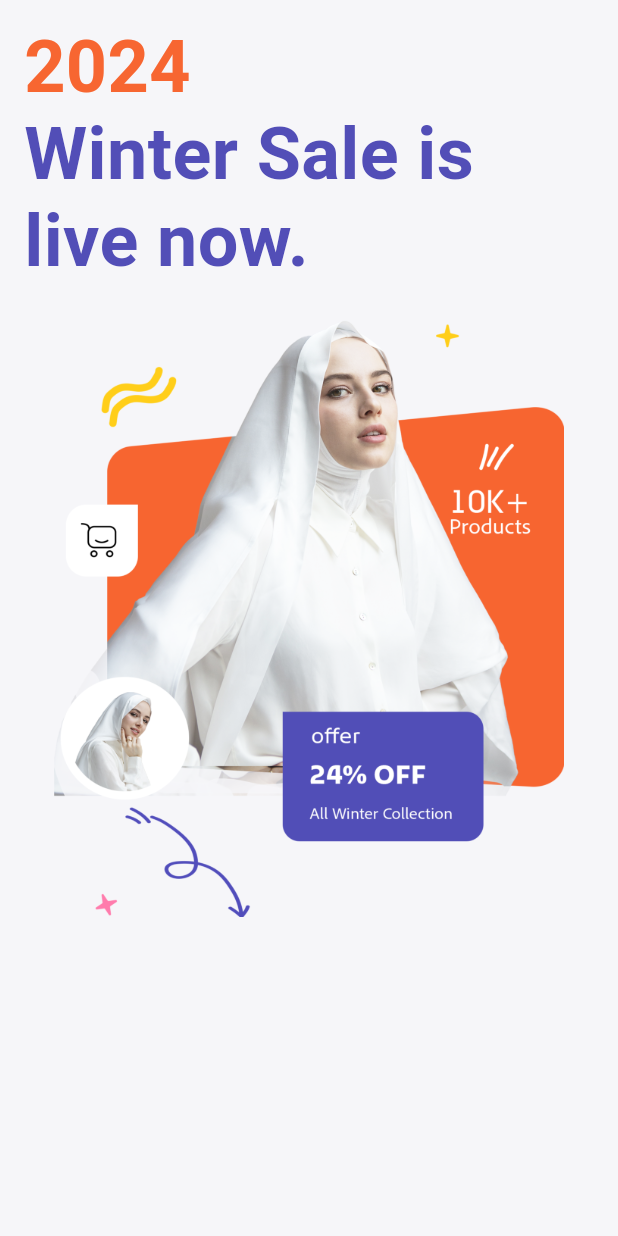
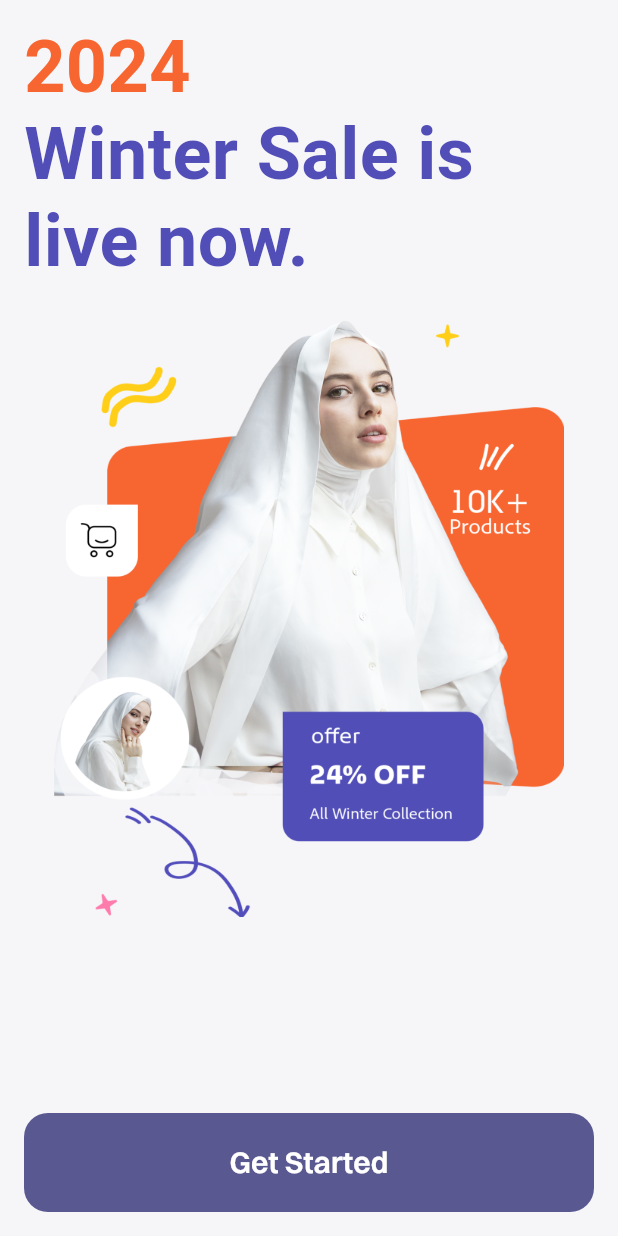
Before and after one commit to mahirAbdAlazimMokhtar/hero_market, a Flutter app: the screen it shows after launch, on a phone screen of 412 x 824 dp. Run offline on Flutter 3.47's test engine with Material 3 defaults, Android fonts, the phone set to English and light mode, and no system bars; our stand-ins replace bloc, dartz, equatable, flutter_bloc, get_it, go_router and 1 more; accounts and stored records are empty.

```diff
--- /dev/null
+++ b/devtools_options.yaml
@@ -0,0 +1,3 @@
+description: This file stores settings for Dart & Flutter DevTools.
+documentation: https://docs.flutter.dev/tools/devtools/extensions#configure-extension-enablement-states
+extensions:
--- /dev/null
+++ b/lib/core/common/widgets/rounded_button.dart
@@ -0,0 +1,46 @@
+import 'package:flutter/material.dart';
+import 'package:hero_market/core/extensions/text_style_extensions.dart';
+
+import '../../resources/styles/text.dart';
+
+class RoundedButton extends StatelessWidget {
+  const RoundedButton(
+      {super.key,
+      this.onPressed,
+      required this.text,
+      this.padding,
+      this.style,
+      this.color,
+      this.height});
+  final VoidCallback? onPressed;
+  final String text;
+  final EdgeInsetsGeometry? padding;
+  final TextStyle? style;
+  final double? height;
+  final Color? color;
+  @override
+  Widget build(BuildContext context) {
+    return SizedBox(
+      height: height ?? 66,
+      width: double.maxFinite,
+      child: FilledButton(
+        onPressed: () {
+          // hide keyboard
+          FocusManager.instance.primaryFocus?.unfocus();
+          onPressed?.call();
+        },
+        style: FilledButton.styleFrom(
+          shape: RoundedRectangleBorder(
+            borderRadius: BorderRadius.circular(16),
+          ),
+          backgroundColor: color,
+          padding: padding,
+        ),
+        child: Text(
+          text,
+          style: style ?? AppTextStyles.buttonTextHeadingSemiBold.white,
+        ),
+      ),
+    );
+  }
+}
--- a/lib/core/services/router.dart
+++ b/lib/core/services/router.dart
@@ -4,6 +4,7 @@ import 'package:flutter_bloc/flutter_bloc.dart';
 import 'package:go_router/go_router.dart';
 import 'package:hero_market/core/common/app/cache_helper.dart';
 import 'package:hero_market/core/services/injection_container.dart';
+import 'package:hero_market/src/auth/domain_layer/usecases/forget_password.dart';
 import 'package:hero_market/src/auth/presentation/screens/login_screen.dart';
 import 'package:hero_market/src/auth/presentation/screens/splash_screen.dart';
 import 'package:hero_market/src/dashboard/presentation/views/dashboard_screen.dart';
--- a/lib/core/services/router.main.dart
+++ b/lib/core/services/router.main.dart
@@ -3,7 +3,7 @@ part of 'router.dart';
 final rootNavigatorKey = GlobalKey<NavigatorState>();
 final router = GoRouter(
   navigatorKey: rootNavigatorKey,
-  debugLogDiagnostics: kDebugMode,
+  debugLogDiagnostics: true,
   //First screen
   initialLocation: '/',
   routes: [
@@ -38,6 +38,7 @@ final router = GoRouter(
       },
     ),
     GoRoute(path: LoginScreen.path, builder: (_, __) => const LoginScreen()),
+
     ShellRoute(
       routes: [
         GoRoute(path: HomeViews.path, builder: (_, __) => const HomeViews()),
--- a/lib/src/on_boarding/presentation/screens/on_boarding_screen.dart
+++ b/lib/src/on_boarding/presentation/screens/on_boarding_screen.dart
@@ -1,5 +1,5 @@
 import 'package:flutter/material.dart';
-import 'package:hero_market/src/on_boarding/presentation/on_boarding_info_section.dart';
+import 'package:hero_market/src/on_boarding/presentation/widgets/on_boarding_info_section.dart';
 
 class OnBoardingScreen extends StatefulWidget {
   const OnBoardingScreen({super.key});
--- a/lib/src/on_boarding/presentation/on_boarding_info_section.dart
+++ b/lib/src/on_boarding/presentation/widgets/on_boarding_info_section.dart
@@ -1,10 +1,17 @@
 import 'package:flutter/material.dart';
+import 'package:go_router/go_router.dart';
+import 'package:hero_market/core/common/widgets/rounded_button.dart';
 
 import 'package:hero_market/core/extensions/text_style_extensions.dart';
 
 import 'package:hero_market/core/resources/media/media.dart';
 import 'package:hero_market/core/resources/styles/colors.dart';
 import 'package:hero_market/core/resources/styles/text.dart';
+import 'package:hero_market/core/services/router.dart';
+
+import '../../../../core/common/app/cache_helper.dart';
+import '../../../../core/services/injection_container.dart';
+import '../../../auth/presentation/screens/login_screen.dart';
 
 class OnBoardingInfoSection extends StatelessWidget {
   const OnBoardingInfoSection.first({super.key}) : first = true;
@@ -19,9 +26,9 @@ class OnBoardingInfoSection extends StatelessWidget {
       children: [
         Padding(
           padding: const EdgeInsets.all(20.0),
-          child: Image.asset(first ? Media.onBoardingFemale : Media.onBoardingMale),
+          child: Image.asset(
+              first ? Media.onBoardingFemale : Media.onBoardingMale),
         ),
-
         Column(
           mainAxisAlignment: MainAxisAlignment.spaceBetween,
           children: [
@@ -55,7 +62,15 @@ class OnBoardingInfoSection extends StatelessWidget {
                                 color: AppColors.classicAdaptiveTextColor(
                                     context)))
                       ]))
-            }
+            },
+            RoundedButton(
+              text: 'Get Started',
+
+              onPressed: () {
+                sl<CacheHelper>().cacheFirstTimer();
+                context.go(LoginScreen.path);
+              },
+            ),
           ],
         )
       ],
```
Also changed, not shown: lib/core/services/injection_container.main.dart (+11 -7 lines).
